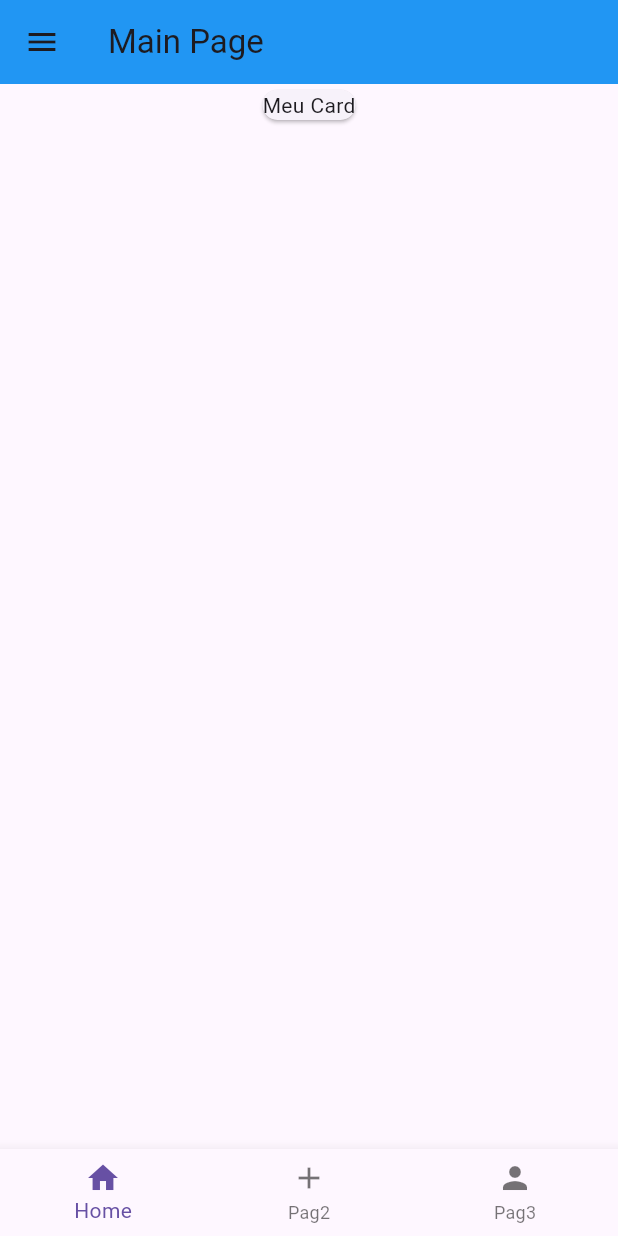
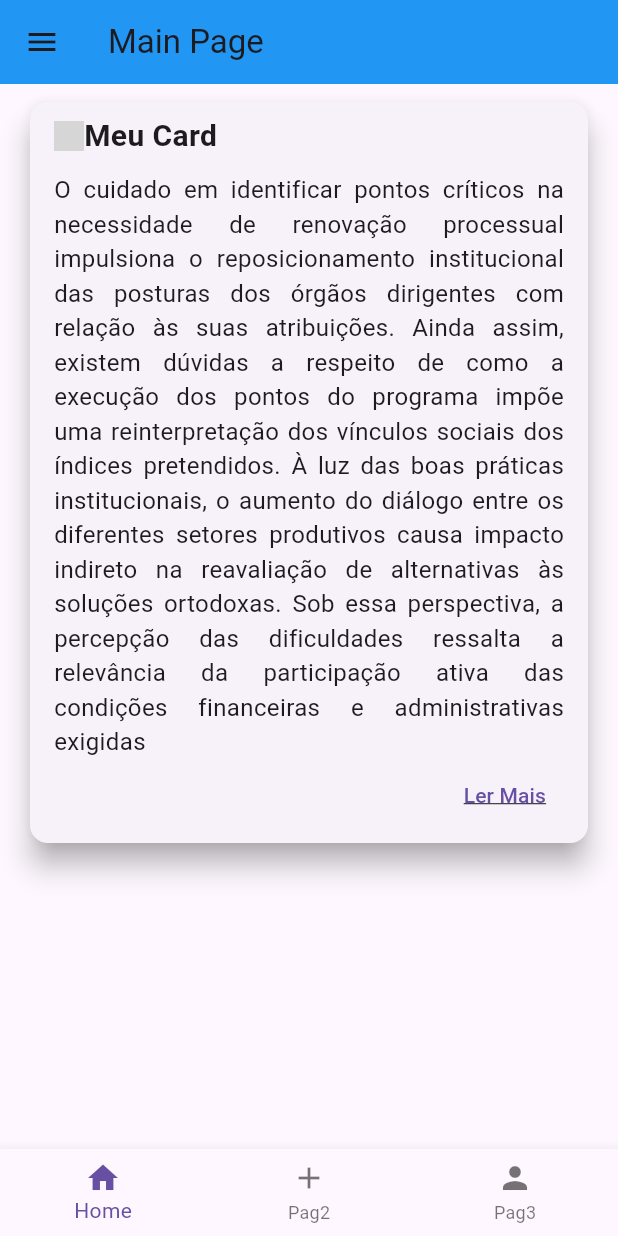
Before and after one commit to leofsousa/flutter-project-dio, a Flutter app: the screen it shows after launch, on a phone screen of 412 x 824 dp. Run offline on Flutter 3.47's test engine with Material 3 defaults, Android fonts, the phone set to English and light mode, and no system bars; network calls fail; grey boxes are pictures that could not be loaded.

Commit message:
card pt 2

```diff
--- a/flutter_apk_1/lib/pages/card_page.dart
+++ b/flutter_apk_1/lib/pages/card_page.dart
@@ -10,10 +10,51 @@ class CardPage extends StatefulWidget {
 class _CardPage extends State<CardPage> {
   @override
   Widget build(BuildContext context) {
-    return const Column(
+    return Column(
       children: [
-        Card(
-          child: Text("Meu Card"),
+        Container(
+          margin: const EdgeInsets.symmetric(horizontal: 16, vertical: 8),
+          width: double.infinity,
+          child: Card(
+            elevation: 8,
+            shadowColor: Colors.grey,
+            child: Padding(
+              padding: const EdgeInsets.symmetric(horizontal: 16, vertical: 8),
+              child: Column(
+                crossAxisAlignment: CrossAxisAlignment.start,
+                children: [
+                  Row(
+                    children: [
+                      Image.network(
+                        "https://c5gwmsmjx1.execute-api.us-east-1.amazonaws.com/prod/dados_processo_seletivo/logo_empresa/119818/LOGO-DIO-COLOR.png_name_20221031-2831-ekn5hh.png",
+                        height: 20,
+                      ),
+                      const Text(
+                        "Meu Card",
+                        style: TextStyle(
+                            fontSize: 20, fontWeight: FontWeight.w700),
+                      ),
+                    ],
+                  ),
+                  const SizedBox(
+                    height: 10,
+                  ),
+                  const Text(
+                    "O cuidado em identificar pontos críticos na necessidade de renovação processual impulsiona o reposicionamento institucional das posturas dos órgãos dirigentes com relação às suas atribuições. Ainda assim, existem dúvidas a respeito de como a execução dos pontos do programa impõe uma reinterpretação dos vínculos sociais dos índices pretendidos. À luz das boas práticas institucionais, o aumento do diálogo entre os diferentes setores produtivos causa impacto indireto na reavaliação de alternativas às soluções ortodoxas. Sob essa perspectiva, a percepção das dificuldades ressalta a relevância da participação ativa das condições financeiras e administrativas exigidas",
+                    style:
+                        TextStyle(fontSize: 16, fontWeight: FontWeight.normal),
+                    textAlign: TextAlign.justify,
+                  ),
+                  Container(
+                      width: double.infinity,
+                      alignment: Alignment.bottomRight,
+                      child:
+                          TextButton(onPressed: () {}, child: const Text("Ler Mais",
+                          style: TextStyle(decoration: TextDecoration.underline),)))
+                ],
+              ),
+            ),
+          ),
         ),
       ],
     );
```
